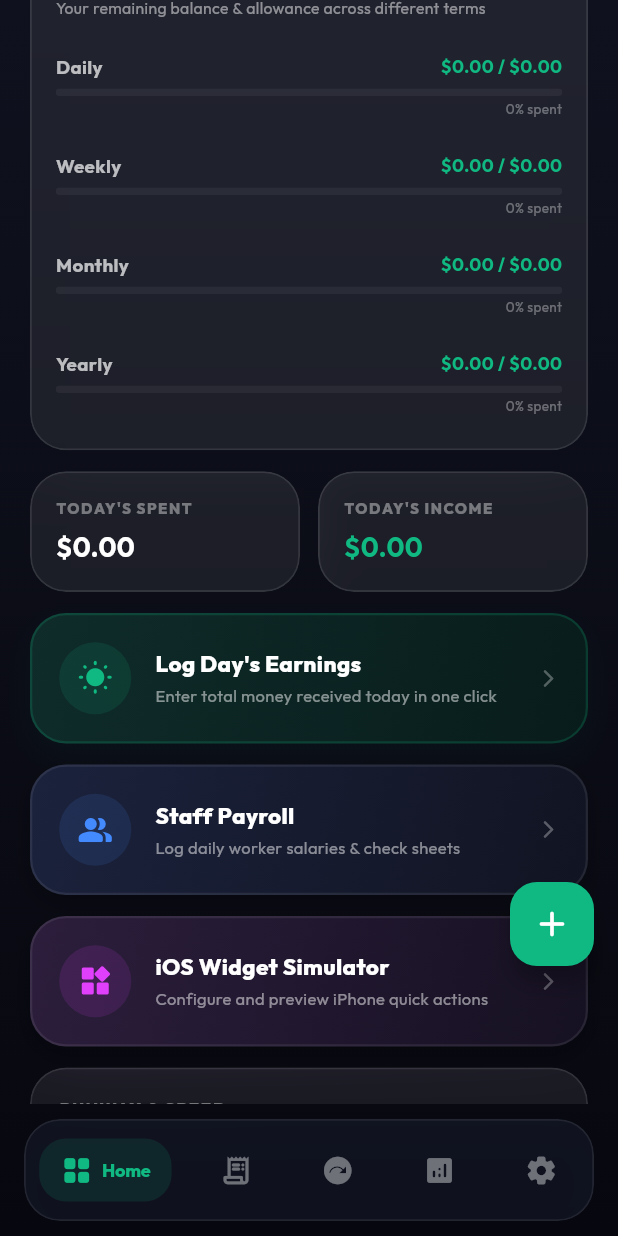
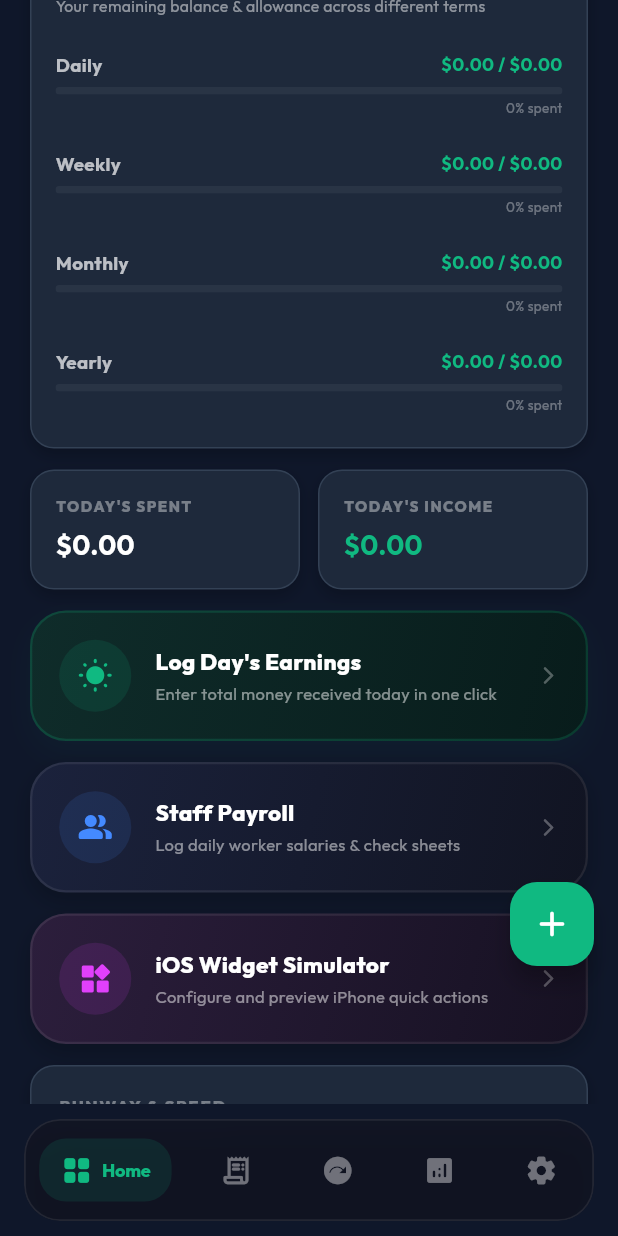
Before and after one commit to Rawandjalal/salary_flow, a Flutter app: the screen it shows after launch, scrolled down 576 dp, on a phone screen of 412 x 824 dp. Run offline on Flutter 3.47's test engine with Material 3 defaults, Android fonts, the phone set to English and light mode, and no system bars; our stand-ins replace fl_chart, google_fonts, shared_preferences.

Commit message:
Style: Convert application to standard theme, remove custom neon backgrounds, and disable widget compilation in main app target

```diff
--- a/lib/main.dart
+++ b/lib/main.dart
@@ -31,17 +31,28 @@ class SalaryFlowApp extends StatelessWidget {
     return MaterialApp(
       title: 'SalaryFlow',
       debugShowCheckedModeBanner: false,
-      theme: ThemeData.dark().copyWith(
-        scaffoldBackgroundColor: const Color(0xFF07080F),
+      themeMode: ThemeMode.dark,
+      theme: ThemeData(
+        brightness: Brightness.light,
+        scaffoldBackgroundColor: const Color(0xFFF8FAFC),
+        colorScheme: const ColorScheme.light(
+          primary: Color(0xFF0D9488),
+          secondary: Color(0xFF0284C7),
+          surface: Colors.white,
+          onSurface: const Color(0xFF0F172A),
+        ),
+        textTheme: GoogleFonts.outfitTextTheme(ThemeData.light().textTheme),
+      ),
+      darkTheme: ThemeData(
+        brightness: Brightness.dark,
+        scaffoldBackgroundColor: const Color(0xFF0F172A),
         colorScheme: const ColorScheme.dark(
-          primary: Color(0xFF10B981),
-          secondary: Color(0xFF0D9488),
-          surface: Color(0xFF111422),
+          primary: Color(0xFF0D9488),
+          secondary: Color(0xFF38BDF8),
+          surface: const Color(0xFF1E293B),
           onSurface: Colors.white,
         ),
-        textTheme: GoogleFonts.outfitTextTheme(
-          ThemeData.dark().textTheme,
-        ),
+        textTheme: GoogleFonts.outfitTextTheme(ThemeData.dark().textTheme),
       ),
       home: const MainNavigationShell(),
     );
--- a/lib/pages/dashboard_page.dart
+++ b/lib/pages/dashboard_page.dart
@@ -561,16 +561,7 @@ class _DashboardPageState extends State<DashboardPage> {
 
     return Scaffold(
       body: Container(
-        decoration: const BoxDecoration(
-          gradient: LinearGradient(
-            begin: Alignment.topCenter,
-            end: Alignment.bottomCenter,
-            colors: [
-              Color(0xFF0F111E),
-              Color(0xFF07080F),
-            ],
-          ),
-        ),
+        color: Theme.of(context).scaffoldBackgroundColor,
         child: SafeArea(
           child: appState.isLoading
               ? const Center(child: CircularProgressIndicator())
--- a/lib/widgets/glass_card.dart
+++ b/lib/widgets/glass_card.dart
@@ -1,4 +1,3 @@
-import 'dart:ui';
 import 'package:flutter/material.dart';
 
 class GlassCard extends StatelessWidget {
@@ -13,34 +12,39 @@ class GlassCard extends StatelessWidget {
   const GlassCard({
     super.key,
     required this.child,
-    this.blur = 20.0,
-    this.opacity = 0.07,
-    this.color = Colors.white,
-    this.borderRadius = 24.0,
+    this.blur = 0.0,
+    this.opacity = 1.0,
+    this.color = Colors.transparent,
+    this.borderRadius = 16.0,
     this.padding = const EdgeInsets.all(20.0),
     this.border,
   });
 
   @override
   Widget build(BuildContext context) {
-    return ClipRRect(
-      borderRadius: BorderRadius.circular(borderRadius),
-      child: BackdropFilter(
-        filter: ImageFilter.blur(sigmaX: blur, sigmaY: blur),
-        child: Container(
-          padding: padding,
-          decoration: BoxDecoration(
-            color: color.withOpacity(opacity),
-            borderRadius: BorderRadius.circular(borderRadius),
-            border: border ??
-                Border.all(
-                  color: Colors.white.withOpacity(0.1),
-                  width: 1.2,
-                ),
+    final theme = Theme.of(context);
+    final isDark = theme.brightness == Brightness.dark;
+
+    return Container(
+      padding: padding,
+      decoration: BoxDecoration(
+        color: color != Colors.transparent
+            ? color
+            : (isDark ? const Color(0xFF1E293B) : Colors.white),
+        borderRadius: BorderRadius.circular(borderRadius),
+        border: border ?? Border.all(
+          color: isDark ? const Color(0xFF334155) : const Color(0xFFE2E8F0),
+          width: 1.0,
+        ),
+        boxShadow: [
+          BoxShadow(
+            color: Colors.black.withOpacity(isDark ? 0.2 : 0.04),
+            blurRadius: 8,
+            offset: const Offset(0, 4),
           ),
-          child: child,
-        ),
+        ],
       ),
+      child: child,
     );
   }
 }
```
Also changed, not shown: lib/pages/planners_page.dart (+1 -10 lines), lib/services/ai_service.dart (deleted, +0 -337 lines), 1 other file.
